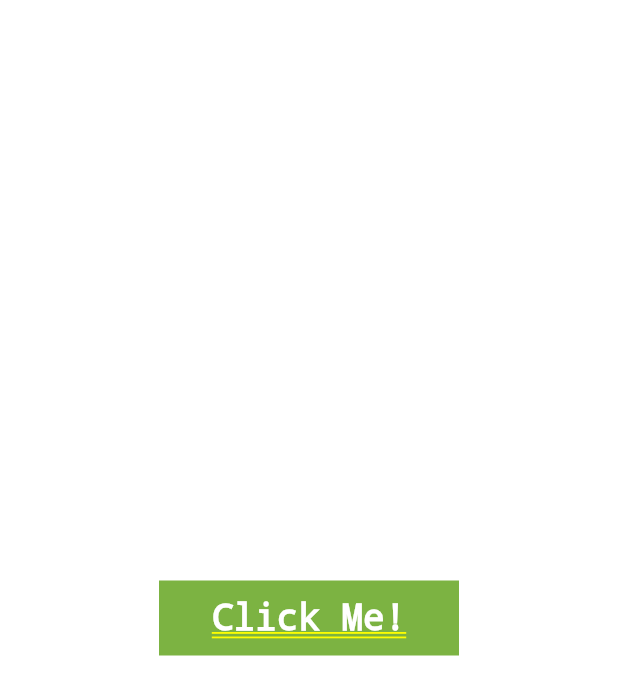
After one commit to ChrisWongAtCUHK/flutter_animations_demo, a Flutter app: the screen it shows after launch, after a tap on "AnimatedContainer Demo", on a phone screen of 412 x 824 dp. The commit adds this screen. Shown: the top 695 px of the screen. Run offline on Flutter 3.47's test engine with Material 2 defaults, Android fonts, the phone set to English and light mode, and no system bars.

Commit message:
【前端的 Flutter 新手村】Day18-讓App進入不同層次的Animation(二)-AnimatedContainer

```diff
--- a/lib/main.dart
+++ b/lib/main.dart
@@ -1,4 +1,5 @@
 import 'package:flutter/material.dart';
+import 'package:flutter_animations_demo/views/animatedcontainer_demo.dart';
 import 'package:flutter_animations_demo/views/home.dart';
 import 'package:flutter_animations_demo/views/rocket.dart';
 import 'package:flutter_animations_demo/views/error_shake.dart';
@@ -20,6 +21,7 @@ class MyApp extends StatelessWidget {
         '/': (context) => const HomeScreen(),
         '/rocket': (context) => const RocketScreen(),
         '/error_shake': (context) => const ErrorShakeScreen(),
+        '/animatedcontainer_demo': (context) => const AnimatedContainerScreen(),
       },
     );
   }
--- /dev/null
+++ b/lib/views/animatedcontainer_demo.dart
@@ -0,0 +1,43 @@
+// [【前端的 Flutter 新手村】Day18-讓App進入不同層次的Animation(二)-AnimatedContainer](https://ithelp.ithome.com.tw/articles/10224543)
+import 'package:flutter/material.dart';
+
+class AnimatedContainerScreen extends StatefulWidget {
+  const AnimatedContainerScreen({super.key});
+
+  @override
+  AnimatedContainerScreenState createState() => AnimatedContainerScreenState();
+}
+
+class AnimatedContainerScreenState extends State<AnimatedContainerScreen> {
+  bool selected = false;
+
+  @override
+  Widget build(BuildContext context) {
+    var screenSizeWidth = MediaQuery.of(context).size.width;
+    var screenSizeHeight = MediaQuery.of(context).size.height;
+    return GestureDetector(
+        onTap: () {
+          setState(() {
+            selected = !selected;
+          });
+        },
+        child: Center(
+            child: AnimatedContainer(
+          width: selected ? screenSizeWidth : 200,
+          height: selected ? screenSizeHeight : 50,
+          color: selected ? Colors.red[200] : Colors.lightGreen[600],
+          alignment: Alignment.center,
+          duration: const Duration(milliseconds: 800),
+          curve: Curves.fastLinearToSlowEaseIn,
+          child: (Text(
+            'Click Me!',
+            style: TextStyle(
+              fontSize: selected ? 0 : 24,
+              color: selected
+                  ? const Color.fromRGBO(255, 255, 255, 0)
+                  : const Color.fromRGBO(255, 255, 255, 1),
+            ),
+          )),
+        )));
+  }
+}
--- a/lib/views/home.dart
+++ b/lib/views/home.dart
@@ -18,6 +18,11 @@ class HomeScreen extends StatelessWidget {
               title: const Text('Error Shake Effect'),
               onTap: () => Navigator.pushNamed(context, '/error_shake'),
             ),
+            ListTile(
+              title: const Text('AnimatedContainer Demo'),
+              onTap: () =>
+                  Navigator.pushNamed(context, '/animatedcontainer_demo'),
+            ),
           ],
         ),
       ),
```
